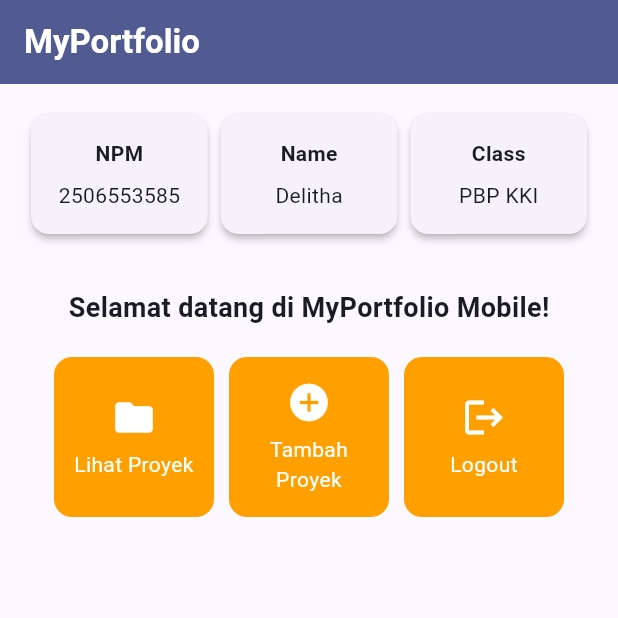
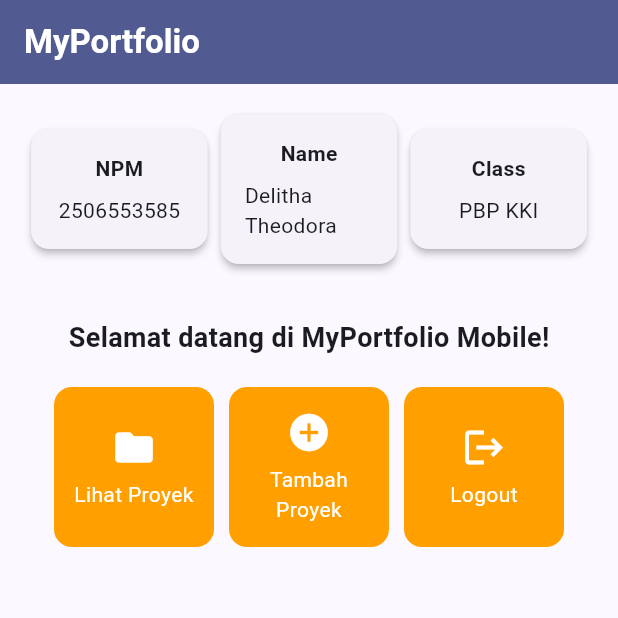
Before and after one commit to theodoradelitha/myportofolio_mobile, a Flutter app: the screen it shows after launch, on a phone screen of 412 x 824 dp, the top half of it. Run offline on Flutter 3.47's test engine with Material 3 defaults, Android fonts, the phone set to English and light mode, and no system bars.

Commit message:
feat: show full name on profile info cards
Profile data and the menu items are now static constants, so MyHomePage
and its InfoCards can be created with const constructors.

```diff
--- a/lib/main.dart
+++ b/lib/main.dart
@@ -20,7 +20,7 @@ class MyApp extends StatelessWidget {
         ),
         useMaterial3: true,
       ),
-      home: MyHomePage(),
+      home: const MyHomePage(),
     );
   }
 }
--- a/lib/menu.dart
+++ b/lib/menu.dart
@@ -4,12 +4,13 @@ import 'package:myportofolio_mobile/widgets/info_card.dart';
 import 'package:myportofolio_mobile/widgets/item_card.dart';
 
 class MyHomePage extends StatelessWidget {
-  MyHomePage({super.key});
-  final String npm = "2506553585";
-  final String nama = "Delitha";
-  final String kelas = "PBP KKI";
+  const MyHomePage({super.key});
 
-  final List<ItemHomepage> items = [
+  static const String npm = "2506553585";
+  static const String nama = "Delitha Theodora";
+  static const String kelas = "PBP KKI";
+
+  static const List<ItemHomepage> items = [
     ItemHomepage("Lihat Proyek", Icons.folder),
     ItemHomepage("Tambah Proyek", Icons.add_circle),
     ItemHomepage("Logout", Icons.logout),
@@ -33,9 +34,9 @@ class MyHomePage extends StatelessWidget {
             Row(
               mainAxisAlignment: MainAxisAlignment.spaceEvenly,
               children: [
-                InfoCard(title: 'NPM', content: npm),
-                InfoCard(title: 'Name', content: nama),
-                InfoCard(title: 'Class', content: kelas),
+                const InfoCard(title: 'NPM', content: npm),
+                const InfoCard(title: 'Name', content: nama),
+                const InfoCard(title: 'Class', content: kelas),
               ],
             ),
             const SizedBox(height: 16.0),
--- a/lib/models/item_homepage.dart
+++ b/lib/models/item_homepage.dart
@@ -4,5 +4,5 @@ class ItemHomepage {
   final String name;
   final IconData icon;
 
-  ItemHomepage(this.name, this.icon);
+  const ItemHomepage(this.name, this.icon);
 }
```
